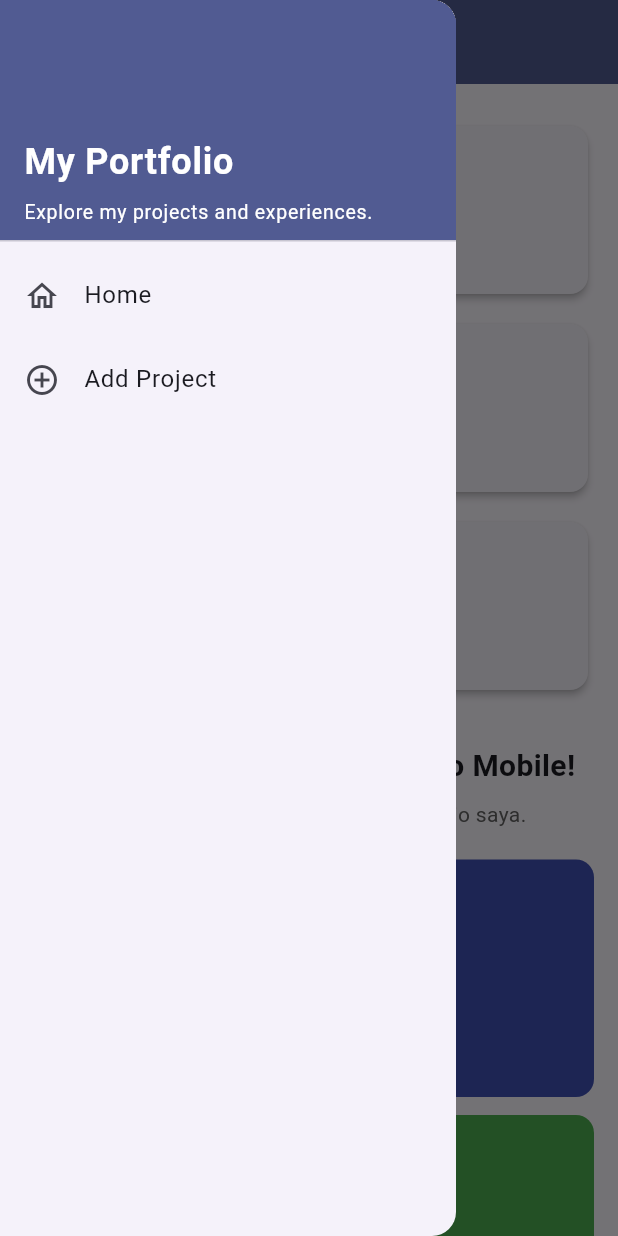
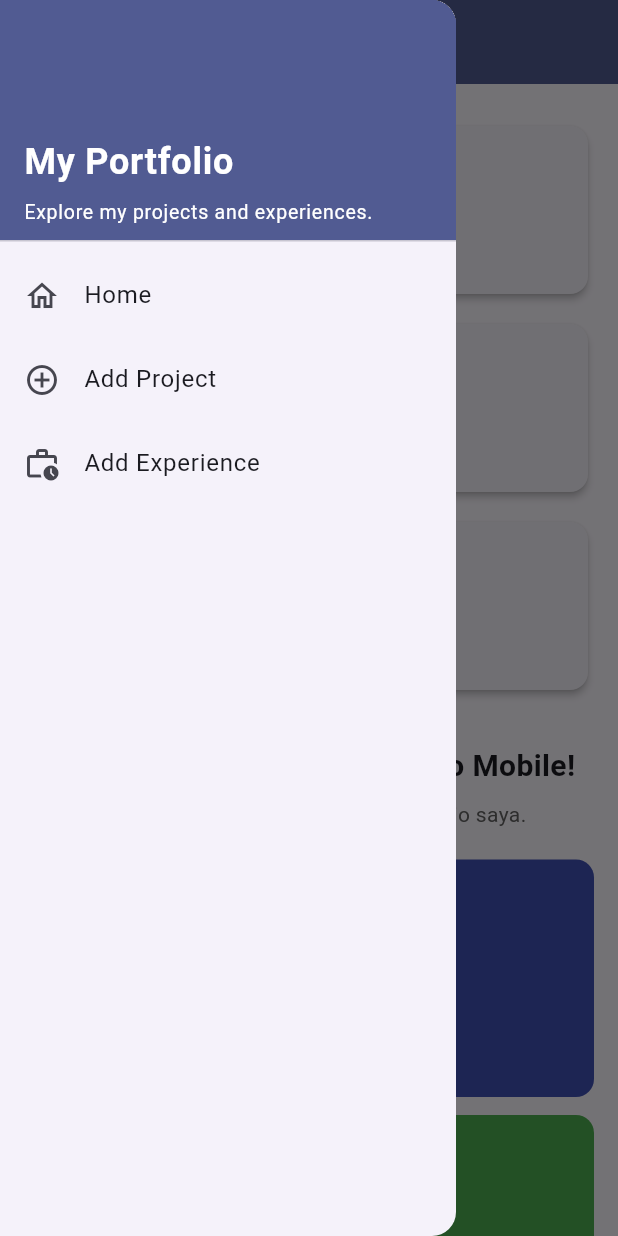
Before and after one commit to rindunadhirah/myportfolio_mobile, a Flutter app: the screen it shows after launch, with the side drawer open, on a phone screen of 412 x 824 dp. Run offline on Flutter 3.47's test engine with Material 3 defaults, Android fonts, the phone set to English and light mode, and no system bars; our stand-ins replace material_ui.

Commit message:
feat: connect experience form navigation

```diff
--- a/lib/models/item_homepage.dart
+++ b/lib/models/item_homepage.dart
@@ -1,6 +1,6 @@
 import 'package:material_ui/material_ui.dart';
 
-enum PortfolioAction { viewProjects, addProject, logout }
+enum PortfolioAction { viewProjects, addProject, addExperience, logout }
 
 /// Stores the content and color displayed by a portfolio action card.
 class ItemHomepage {
--- a/lib/screens/menu.dart
+++ b/lib/screens/menu.dart
@@ -24,11 +24,17 @@ class MyHomePage extends StatelessWidget {
       Colors.green,
       PortfolioAction.addProject,
     ),
+    ItemHomepage(
+      'Tambah Pengalaman',
+      Icons.work_history_outlined,
+      Colors.brown,
+      PortfolioAction.addExperience,
+    ),
     ItemHomepage('Logout', Icons.logout, Colors.red, PortfolioAction.logout),
   ];
 
   int _getColumnCount(double width) {
-    if (width >= 900) return 3;
+    if (width >= 900) return 4;
     if (width >= 600) return 2;
     return 1;
   }
--- a/lib/widgets/left_drawer.dart
+++ b/lib/widgets/left_drawer.dart
@@ -1,4 +1,5 @@
 import 'package:material_ui/material_ui.dart';
+import 'package:myportofolio_mobile/screens/experience_form.dart';
 import 'package:myportofolio_mobile/screens/menu.dart';
 import 'package:myportofolio_mobile/screens/project_form.dart';
 
@@ -57,6 +58,18 @@ class LeftDrawer extends StatelessWidget {
               );
             },
           ),
+          ListTile(
+            leading: const Icon(Icons.work_history_outlined),
+            title: const Text('Add Experience'),
+            onTap: () {
+              Navigator.pushReplacement(
+                context,
+                MaterialPageRoute(
+                  builder: (context) => const ExperienceFormPage(),
+                ),
+              );
+            },
+          ),
         ],
       ),
     );
```
Also changed, not shown: lib/widgets/project_card.dart (+9 -2 lines).
